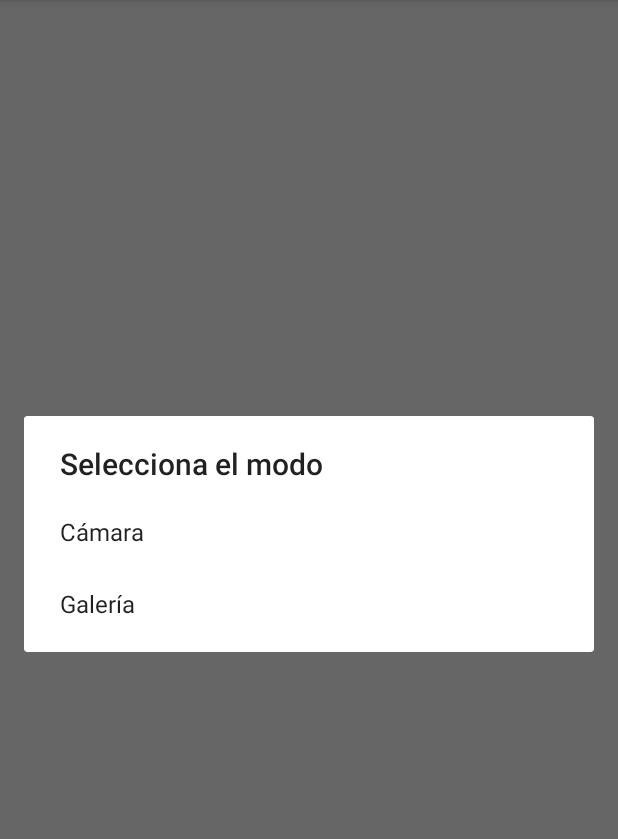
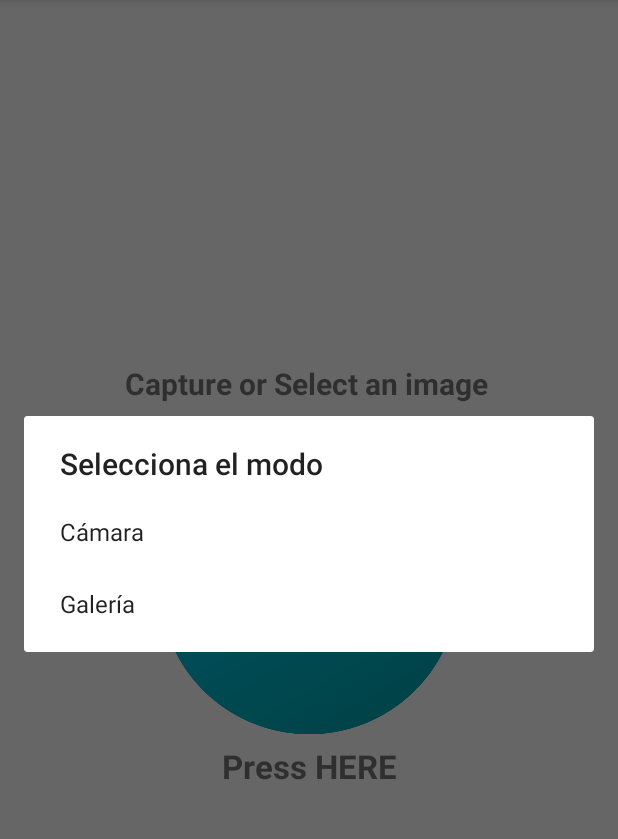
Before and after one commit to alphacodeteam/NeoScanner, an Android app: the screen it shows after launch (MainActivity), after a tap on an icon or button, on a phone screen of 412 x 824 dp, the part 84-923 px from its top. Run offline under Robolectric (Android 15) with nearby library versions, the phone set to English and light mode, and no system bars.

Commit message:
Some changes applied

```diff
--- a/app/src/main/java/es/upv/alphacodeteam/neoscanner/view/activity/ScanActivity.java
+++ b/app/src/main/java/es/upv/alphacodeteam/neoscanner/view/activity/ScanActivity.java
@@ -91,8 +91,6 @@ public class ScanActivity extends AppCompatActivity {
     RelativeLayout mainLayout;
     RelativeLayout afterScanLayout;
 
-    private int mOriginReceived;
-    private Bitmap mBitmapReceived;
     private Uri mUriReceived;
 
     static {
@@ -141,7 +139,7 @@ public class ScanActivity extends AppCompatActivity {
             Path targetPath = Paths.get(targetFile.getPath());
             // Copiamos el fichero resultante en nuestra carpeta local
             Files.copy(originPath, targetPath, StandardCopyOption.REPLACE_EXISTING);
-            // Comprimimos la imagen local //TODO: Esto habrá que cambiarlo y obtener la foto sin compresión
+            // Comprimimos la imagen local
             Bitmap bitmapCompressed = compressBitmap(75, 75, 40, randNum, this);
             bmp = bitmapCompressed;
 
@@ -267,7 +265,7 @@ public class ScanActivity extends AppCompatActivity {
         }
     }
 
-    void saveImage(Bitmap bmp) {   boolean saved;
+    /*void saveImage(Bitmap bmp) {   boolean saved;
         OutputStream fos;
 
         try {
@@ -301,7 +299,7 @@ public class ScanActivity extends AppCompatActivity {
             e.printStackTrace();
         }
 
-    }
+    }*/
 
     //@AddTrace(name = "load_bitmap")
     Bitmap getBitmap(String mCurrentPhotoPath) {
@@ -512,7 +510,7 @@ public class ScanActivity extends AppCompatActivity {
         for (MatOfPoint c: contours) {
             Log.d(TAG, "testGlobal: " + c.toArray().toString());
         }
-        /*
+
         c = max(contours, key = cv2.contourArea)
         float x,y,w,h = boundingRect(c);
         rectangle(src,(x,y),(x+w,y+h),(0,255,0),2)
--- a/app/src/main/res/layout/content_main.xml
+++ b/app/src/main/res/layout/content_main.xml
@@ -8,9 +8,32 @@
     android:orientation="vertical"
     app:layout_behavior="@string/appbar_scrolling_view_behavior">
 
+    <TextView
+        android:layout_width="match_parent"
+        android:layout_height="wrap_content"
+        android:layout_marginBottom="30px"
+        android:text="Capture or Select an image "
+        android:textAlignment="center"
+        android:textSize="20dp"
+        android:textStyle="bold" />
+
     <ImageButton
         android:id="@+id/fab"
         android:layout_width="wrap_content"
         android:layout_height="wrap_content"
-        app:srcCompat="@drawable/icon_pdf" />
+        android:adjustViewBounds="true"
+        android:background="@android:color/transparent"
+        android:maxWidth="200dp"
+        android:maxHeight="200dp"
+        android:scaleType="fitCenter"
+        app:srcCompat="@drawable/icon_select_photo" />
+
+    <TextView
+        android:layout_width="match_parent"
+        android:layout_height="wrap_content"
+        android:layout_marginTop="10px"
+        android:text="Press HERE"
+        android:textAlignment="center"
+        android:textSize="22dp"
+        android:textStyle="bold" />
 </LinearLayout>
```
Also changed, not shown: app/src/main/res/drawable/icon_photo.png (deleted), app/src/main/res/drawable/icon_select_photo.png (added).
